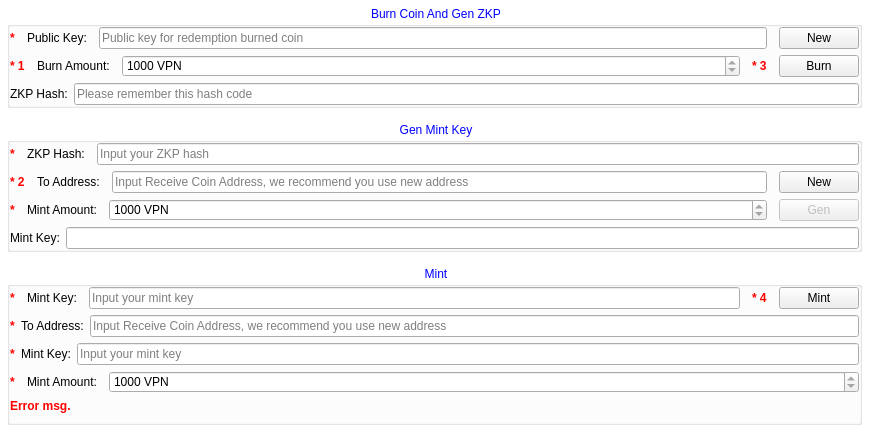
This is src/qt/forms/zkpdialog.ui in Bit-Net/vash as Qt 5 draws it before an edit. The edited form follows.
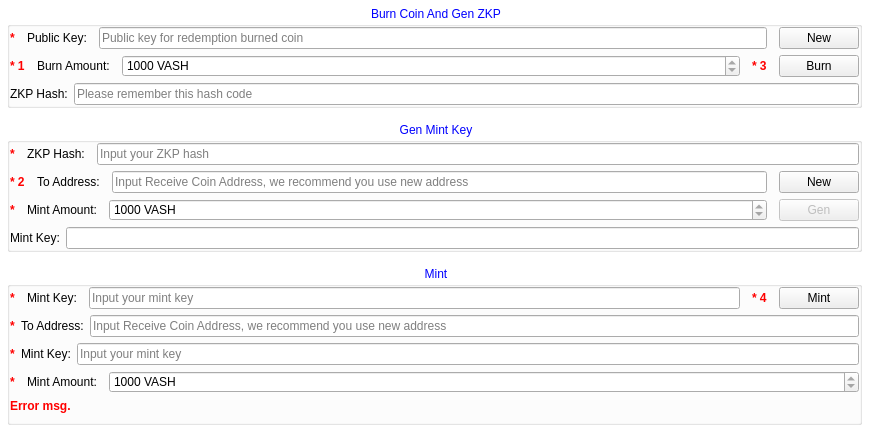
This is the edited form.

Patch:
```diff
--- a/src/qt/forms/zkpdialog.ui
+++ b/src/qt/forms/zkpdialog.ui
@@ -181,7 +181,7 @@
                  </sizepolicy>
                 </property>
                 <property name="suffix">
-                 <string> VPN</string>
+                 <string> VASH</string>
                 </property>
                 <property name="minimum">
                  <number>1000</number>
@@ -393,7 +393,7 @@
                  </sizepolicy>
                 </property>
                 <property name="suffix">
-                 <string> VPN</string>
+                 <string> VASH</string>
                 </property>
                 <property name="minimum">
                  <number>1000</number>
@@ -639,7 +639,7 @@
                  </sizepolicy>
                 </property>
                 <property name="suffix">
-                 <string> VPN</string>
+                 <string> VASH</string>
                 </property>
                 <property name="minimum">
                  <number>1000</number>
```
